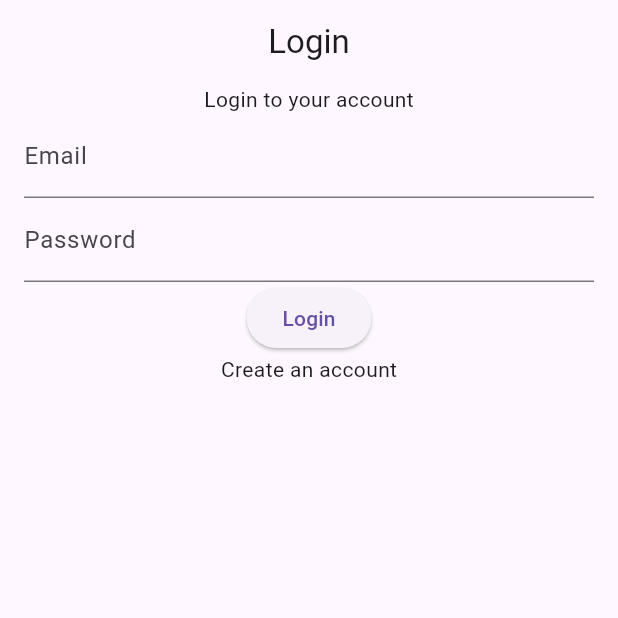
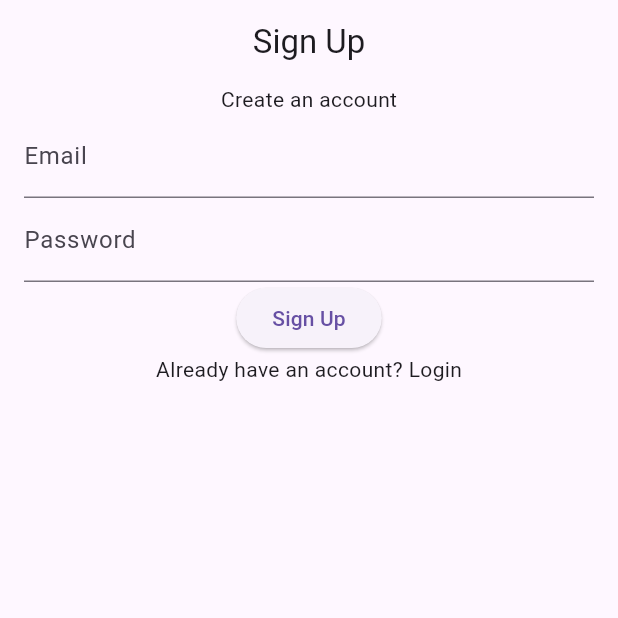
Before and after one commit to Sandun-Induranga/flutter-firebase-auth-example, a Flutter app: the screen it shows after launch, after a tap on "Create an account", on a phone screen of 412 x 824 dp, the top half of it. Run offline on Flutter 3.47's test engine with Material 3 defaults, Android fonts, the phone set to English and light mode, and no system bars; our stand-ins replace firebase_auth, firebase_core; accounts and stored records are empty; generated files the repository leaves out were written again; network calls fail.

Commit message:
Content Updated

```diff
--- a/lib/features/authentication/presentation/screens/login_view.dart
+++ b/lib/features/authentication/presentation/screens/login_view.dart
@@ -1,10 +1,31 @@
 import 'package:flutter/material.dart';
+import 'package:flutter_firebase_auth_example/features/authentication/data/repository/auth_repository.dart';
+import 'package:flutter_firebase_auth_example/features/authentication/presentation/screens/sign_up_view.dart';
 
 class LoginView extends StatelessWidget {
   const LoginView({super.key});
 
   @override
   Widget build(BuildContext context) {
+    final TextEditingController emailController = TextEditingController();
+    final TextEditingController passwordController = TextEditingController();
+    bool isLoading = false;
+    String error = '';
+
+    Future<void> login() async {
+      try {
+        isLoading = true;
+        await AuthRepository().signInWithEmailAndPassword(
+          emailController.text,
+          passwordController.text,
+        );
+        isLoading = false;
+      } catch (e) {
+        isLoading = false;
+        error = e.toString();
+      }
+    }
+
     return Scaffold(
         appBar: AppBar(
           title: const Center(child: Text('Login')),
@@ -14,27 +35,48 @@ class LoginView extends StatelessWidget {
           child: Column(
             children: [
               const Text('Login to your account'),
-            const TextField(
-              decoration: InputDecoration(
+              TextField(
+                controller: emailController,
+                decoration: const InputDecoration(
                   labelText: 'Email',
                 ),
               ),
-            const TextField(
-              decoration: InputDecoration(
+              TextField(
+                controller: passwordController,
+                decoration: const InputDecoration(
                   labelText: 'Password',
                 ),
               ),
               ElevatedButton(
-              onPressed: () {},
-              child: const Text('Login'),
+                onPressed: () async {
+                  await login();
+                },
+                child: isLoading
+                    ? const Center(
+                        child: CircularProgressIndicator(),
+                      )
+                    : const Text('Login'),
               ),
               InkWell(
-              onTap: () {},
+                onTap: () {
+                  Navigator.pushReplacement(
+                    context,
+                    MaterialPageRoute(
+                      builder: (context) => const SignUpView(),
+                    ),
+                  );
+                },
                 child: const Text('Create an account'),
+              ),
+              if (error.isNotEmpty)
+                Text(
+                  error,
+                  style: const TextStyle(
+                    color: Colors.red,
+                  ),
                 ),
             ],
           ),
-      )
-    );
+        ));
   }
 }
--- a/lib/features/authentication/presentation/screens/sign_up_view.dart
+++ b/lib/features/authentication/presentation/screens/sign_up_view.dart
@@ -1,10 +1,32 @@
 import 'package:flutter/material.dart';
+
+import '../../data/repository/auth_repository.dart';
+import 'login_view.dart';
 
 class SignUpView extends StatelessWidget {
   const SignUpView({super.key});
 
   @override
   Widget build(BuildContext context) {
+    final TextEditingController emailController = TextEditingController();
+    final TextEditingController passwordController = TextEditingController();
+    bool isLoading = false;
+    String error = '';
+
+    Future<void> signUp() async {
+      try {
+        isLoading = true;
+        await AuthRepository().signUpWithEmailAndPassword(
+          emailController.text,
+          passwordController.text,
+        );
+        isLoading = false;
+      } catch (e) {
+        isLoading = false;
+        error = e.toString();
+      }
+    }
+
     return Scaffold(
         appBar: AppBar(
           title: const Center(child: Text('Sign Up')),
@@ -25,16 +47,35 @@ class SignUpView extends StatelessWidget {
                 ),
               ),
               ElevatedButton(
-                onPressed: () {},
-                child: const Text('Sign Up'),
+                onPressed: () {
+                  signUp();
+                },
+                child: isLoading
+                    ? const Center(
+                        child: CircularProgressIndicator(),
+                      )
+                    : const Text('Sign Up'),
               ),
               InkWell(
-                onTap: () {},
+                onTap: () {
+                  Navigator.pushReplacement(
+                    context,
+                    MaterialPageRoute(
+                      builder: (context) => const LoginView(),
+                    ),
+                  );
+                },
                 child: const Text('Already have an account? Login'),
               ),
+              if (error.isNotEmpty)
+                Text(
+                  error,
+                  style: const TextStyle(
+                    color: Colors.red,
+                  ),
+                ),
             ],
           ),
-        )
-    );
+        ));
   }
 }
--- /dev/null
+++ b/lib/landing_view.dart
@@ -0,0 +1,32 @@
+import 'package:firebase_auth/firebase_auth.dart';
+import 'package:flutter/material.dart';
+
+import 'features/authentication/data/repository/auth_repository.dart';
+import 'features/authentication/presentation/screens/login_view.dart';
+import 'features/home/presentation/screens/home_view.dart';
+
+class LandingView extends StatelessWidget {
+  const LandingView({super.key});
+
+  @override
+  Widget build(BuildContext context) {
+    return StreamBuilder<User?>(
+      stream: AuthRepository().authStateChanges(),
+      builder: (context, snapshot) {
+        if (snapshot.connectionState == ConnectionState.active) {
+          final User? user = snapshot.data;
+          if (user == null) {
+            return const LoginView();
+          } else {
+            return const HomeView();
+          }
+        }
+        return const Scaffold(
+          body: Center(
+            child: CircularProgressIndicator(),
+          ),
+        );
+      },
+    );
+  }
+}
--- a/lib/main_app.dart
+++ b/lib/main_app.dart
@@ -1,5 +1,5 @@
 import 'package:flutter/material.dart';
-import 'package:flutter_firebase_auth_example/features/authentication/presentation/screens/login_view.dart';
+import 'landing_view.dart';
 
 class MainApp extends StatelessWidget {
   const MainApp({super.key});
@@ -12,7 +12,7 @@ class MainApp extends StatelessWidget {
         primarySwatch: Colors.blue,
       ),
       debugShowCheckedModeBanner: false,
-      home: const LoginView(),
+      home: const LandingView(),
     );
   }
 }
```
Also changed, not shown: lib/features/home/presentation/screens/home_view.dart (+11 -2 lines). Lines whose indentation alone changed are shown as unchanged.
